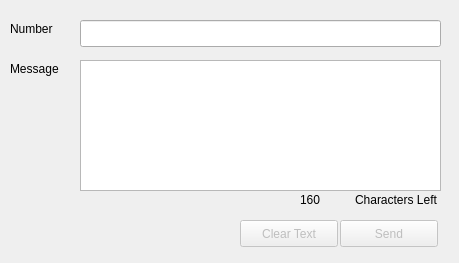
The window that priscasms/ui/MainWindowUI.ui (tobiasquinn/priscasms) describes before a commit, drawn with Qt 5.
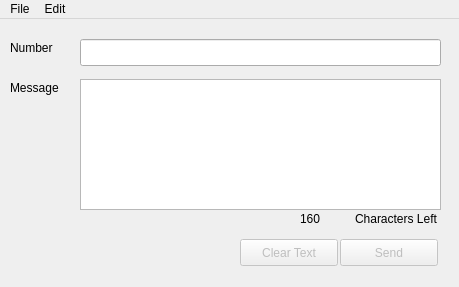
The same window after the commit.

Commit message: Added menu and preferences dialog

```diff
--- a/priscasms/ui/MainWindowUI.ui
+++ b/priscasms/ui/MainWindowUI.ui
@@ -7,7 +7,7 @@
     <x>0</x>
     <y>0</y>
     <width>459</width>
-    <height>263</height>
+    <height>287</height>
    </rect>
   </property>
   <property name="windowTitle">
@@ -132,6 +132,40 @@
    <zorder>pushButtonClear</zorder>
    <zorder>textEditMessage</zorder>
   </widget>
+  <widget class="QMenuBar" name="menuBar">
+   <property name="geometry">
+    <rect>
+     <x>0</x>
+     <y>0</y>
+     <width>459</width>
+     <height>25</height>
+    </rect>
+   </property>
+   <widget class="QMenu" name="menuFile">
+    <property name="title">
+     <string>File</string>
+    </property>
+    <addaction name="actionQuit"/>
+   </widget>
+   <widget class="QMenu" name="menuEdit">
+    <property name="title">
+     <string>Edit</string>
+    </property>
+    <addaction name="actionPreferences"/>
+   </widget>
+   <addaction name="menuFile"/>
+   <addaction name="menuEdit"/>
+  </widget>
+  <action name="actionPreferences">
+   <property name="text">
+    <string>Preferences</string>
+   </property>
+  </action>
+  <action name="actionQuit">
+   <property name="text">
+    <string>Quit</string>
+   </property>
+  </action>
  </widget>
  <resources/>
  <connections>
```
The commit also changes 2 other files.
